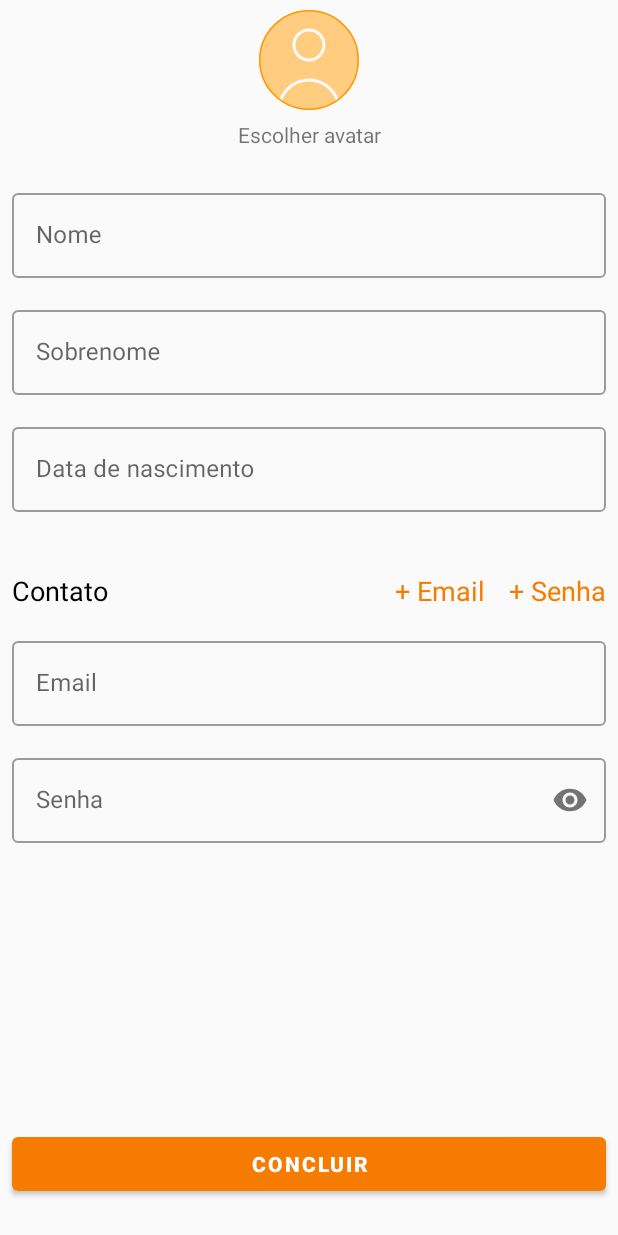
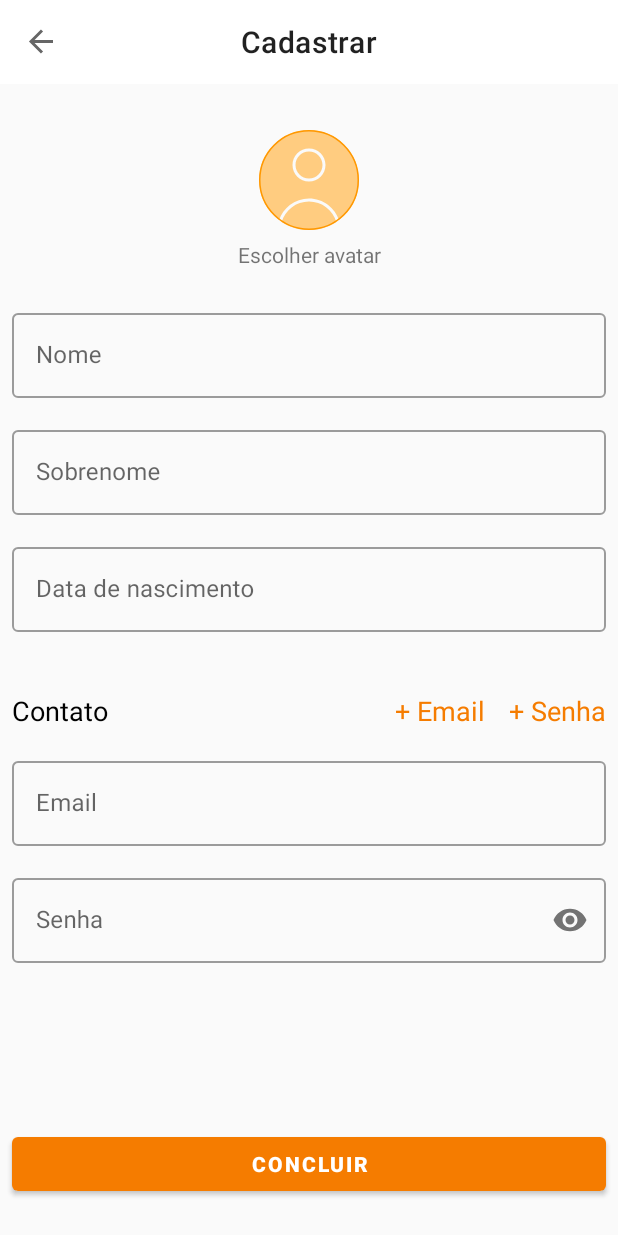
Before and after one commit to samuelassis/PDS-PrecoNoPosto, an Android app: the SignupFragment screen opened through its navigation route, on a phone screen of 412 x 824 dp. Run offline under Robolectric (Android 15) with nearby library versions, the phone set to English and light mode, and no system bars; our stand-ins replace Room's generated code, navigation-ui.

Commit message:
Adicionando navigation component

```diff
--- a/PrecoNoPosto/app/src/main/AndroidManifest.xml
+++ b/PrecoNoPosto/app/src/main/AndroidManifest.xml
@@ -12,6 +12,10 @@
         <activity
             android:name=".ui.BottomNavigationActivity"
             android:exported="true">
+        </activity>
+        <activity
+            android:name=".MainActivity"
+            android:exported="true">
             <intent-filter>
                 <action android:name="android.intent.action.MAIN" />
 
@@ -19,11 +23,6 @@
             </intent-filter>
 
         </activity>
-        <activity
-            android:name=".MainActivity"
-            android:exported="true">
-
-        </activity>
     </application>
 
 </manifest>
--- a/PrecoNoPosto/app/src/main/java/com/example/preconoposto/MainActivity.kt
+++ b/PrecoNoPosto/app/src/main/java/com/example/preconoposto/MainActivity.kt
@@ -2,6 +2,13 @@ package com.example.preconoposto
 
 import androidx.appcompat.app.AppCompatActivity
 import android.os.Bundle
+import android.view.View
+import androidx.navigation.findNavController
+import androidx.navigation.fragment.NavHostFragment
+import androidx.navigation.ui.AppBarConfiguration
+import androidx.navigation.ui.navigateUp
+import androidx.navigation.ui.setupWithNavController
+import com.example.preconoposto.databinding.MainActivityBinding
 import com.example.preconoposto.ui.LoginFragment
 import com.example.preconoposto.ui.SignupFragment
 
@@ -9,13 +16,41 @@ import com.example.preconoposto.ui.SignupFragment
 
 class MainActivity : AppCompatActivity() {
 
+    private lateinit var binding: MainActivityBinding
+
     override fun onCreate(savedInstanceState: Bundle?) {
         super.onCreate(savedInstanceState)
-        setContentView(R.layout.main_activity)
+        binding = MainActivityBinding.inflate(layoutInflater)
+        setContentView(binding.root)
+        setupNavBar()
+
+
 //        if (savedInstanceState == null) {
 //            supportFragmentManager.beginTransaction()
 //                .replace(R.id.container, SignupFragment.newInstance())
 //                .commitNow()
 //        }
     }
+
+    private fun setupNavBar() {
+        val navHostFragment = (supportFragmentManager.findFragmentById(binding.containerViewMain.id)) as NavHostFragment
+        val navController = navHostFragment.navController
+
+        val appBarConfig = AppBarConfiguration(navController.graph)
+        binding.mainToolbar.setupWithNavController(navController, appBarConfig)
+
+        navController.addOnDestinationChangedListener { _, destination, args ->
+
+            when(destination.id) {
+                R.id.signupFragment -> {
+                    binding.mainToolbar.visibility = View.VISIBLE
+                    binding.mainToolbar.visibility = View.VISIBLE
+                }
+                else -> {
+                    binding.mainToolbar.visibility = View.GONE
+                    binding.mainToolbar.visibility = View.GONE
+                }
+            }
+        }
+    }
 }
--- a/PrecoNoPosto/app/src/main/java/com/example/preconoposto/ui/LoginFragment.kt
+++ b/PrecoNoPosto/app/src/main/java/com/example/preconoposto/ui/LoginFragment.kt
@@ -12,11 +12,14 @@ import androidx.navigation.fragment.findNavController
 import com.example.preconoposto.data.User
 import com.example.preconoposto.R
 import com.example.preconoposto.database.AppDatabase
+import com.example.preconoposto.databinding.FragmentLoginBinding
 import com.example.preconoposto.domain.LoginUserImpl
 import com.google.android.material.button.MaterialButton
 import com.google.android.material.textfield.TextInputEditText
 
 class LoginFragment : Fragment() {
+
+    lateinit var binding: FragmentLoginBinding
 
     companion object {
         fun newInstance() = LoginFragment()
@@ -40,7 +43,8 @@ class LoginFragment : Fragment() {
         loginViewModel = ViewModelProvider(this)[LoginViewModel::class.java]
         db = AppDatabase.getInstance(this.requireContext())
         loginUserImpl = LoginUserImpl(db.userDao)
-        return inflater.inflate(R.layout.fragment_login, container, false)
+        binding = FragmentLoginBinding.inflate(inflater)
+        return binding.root
     }
 
     override fun onViewCreated(view: View, savedInstanceState: Bundle?) {
@@ -75,6 +79,7 @@ class LoginFragment : Fragment() {
                 birthDate = ""
             )
             loginViewModel.login(user, loginUserImpl)
+            findNavController().navigate(R.id.fromLoginFragmentToHomeFragment)
         }
         loginSignInMb.setOnClickListener {
             findNavController().navigate(R.id.fromLoginFragmentToSignupFragment)
--- a/PrecoNoPosto/app/src/main/res/layout/fragment_signup.xml
+++ b/PrecoNoPosto/app/src/main/res/layout/fragment_signup.xml
@@ -16,6 +16,7 @@
             android:id="@+id/signupAvatarImage"
             android:layout_width="wrap_content"
             android:layout_height="wrap_content"
+            android:layout_marginTop="@dimen/space_24dp"
             android:src="@drawable/ic_avatar"
             app:layout_constraintEnd_toEndOf="parent"
             app:layout_constraintStart_toStartOf="parent"
--- a/PrecoNoPosto/app/src/main/res/layout/main_activity.xml
+++ b/PrecoNoPosto/app/src/main/res/layout/main_activity.xml
@@ -1,18 +1,27 @@
 <?xml version="1.0" encoding="utf-8"?>
-<FrameLayout xmlns:android="http://schemas.android.com/apk/res/android"
+<androidx.appcompat.widget.LinearLayoutCompat xmlns:android="http://schemas.android.com/apk/res/android"
     xmlns:app="http://schemas.android.com/apk/res-auto"
     xmlns:tools="http://schemas.android.com/tools"
     android:id="@+id/container"
     android:layout_width="match_parent"
     android:layout_height="match_parent"
+    android:orientation="vertical"
     tools:context=".MainActivity">
 
+    <com.google.android.material.appbar.MaterialToolbar
+        android:id="@+id/mainToolbar"
+        android:layout_width="match_parent"
+        android:layout_height="wrap_content"
+        android:minHeight="?attr/actionBarSize"
+        app:titleCentered="true" />
+
     <androidx.fragment.app.FragmentContainerView
-        android:id="@+id/fragmentContainerView"
+        android:id="@+id/containerViewMain"
         android:name="androidx.navigation.fragment.NavHostFragment"
         android:layout_width="match_parent"
         android:layout_height="match_parent"
         app:defaultNavHost="true"
-        app:navGraph="@navigation/register_navigation" />
+        app:navGraph="@navigation/main_navigation_graph" />
 
-</FrameLayout>
+
+</androidx.appcompat.widget.LinearLayoutCompat>
--- a/PrecoNoPosto/app/src/main/res/navigation/register_navigation.xml
+++ b/PrecoNoPosto/app/src/main/res/navigation/main_navigation_graph.xml
@@ -8,17 +8,28 @@
     <fragment
         android:id="@+id/loginFragment"
         android:name="com.example.preconoposto.ui.LoginFragment"
-        android:label="fragment_login"
         tools:layout="@layout/fragment_login" >
         <action
             android:id="@+id/fromLoginFragmentToSignupFragment"
             app:destination="@id/signupFragment"
             app:enterAnim="@android:anim/slide_in_left"
             app:exitAnim="@android:anim/slide_out_right" />
+        <action
+            android:id="@+id/fromLoginFragmentToHomeFragment"
+            app:destination="@id/homeFragment"
+            app:launchSingleTop="true"
+            app:popUpToInclusive="true"
+            app:popUpTo="@+id/homeFragment"
+            app:enterAnim="@android:anim/fade_in" />
     </fragment>
     <fragment
         android:id="@+id/signupFragment"
         android:name="com.example.preconoposto.ui.SignupFragment"
-        android:label="fragment_signup"
+        android:label="Cadastrar"
         tools:layout="@layout/fragment_signup" />
+    <fragment
+        android:id="@+id/homeFragment"
+        android:name="com.example.preconoposto.ui.HomeFragment"
+        android:label="fragment_home"
+        tools:layout="@layout/fragment_home" />
 </navigation>
```
Also changed, not shown: PrecoNoPosto/app/src/main/java/com/example/preconoposto/data/User.kt (line endings or trailing spaces).
